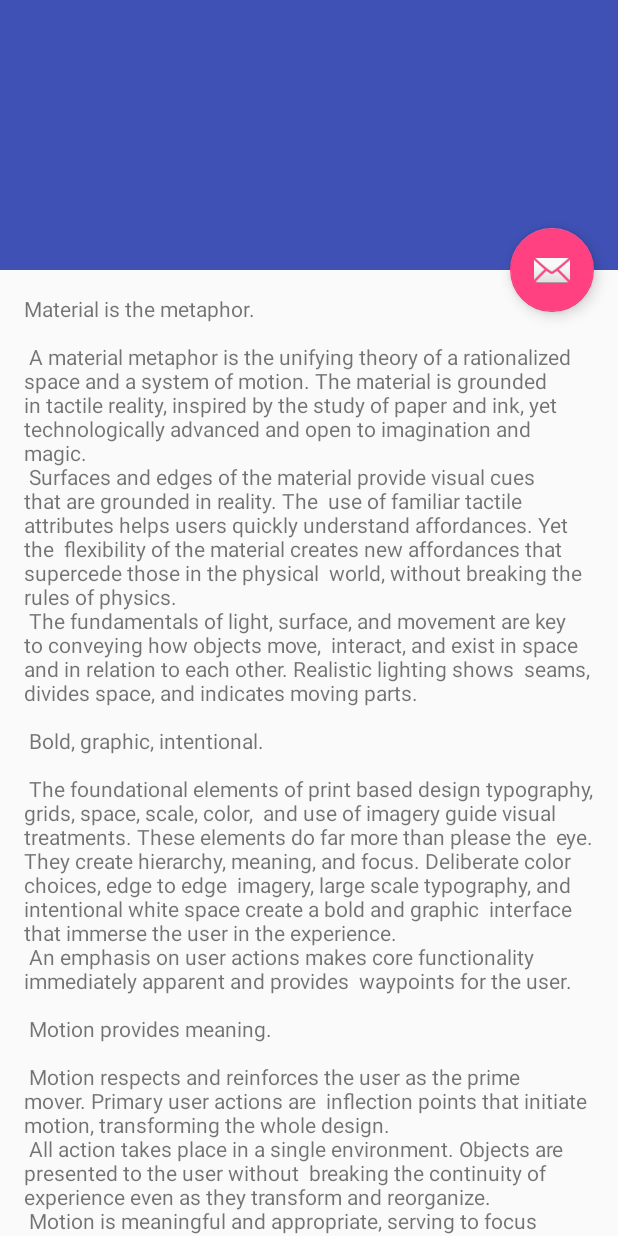
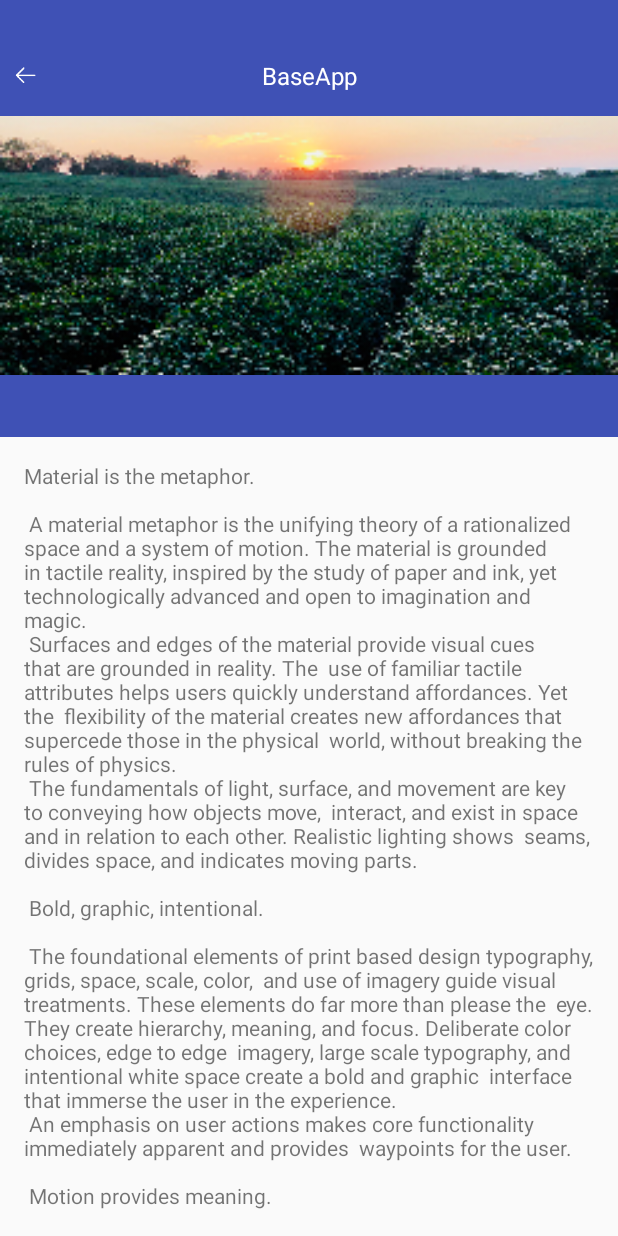
Before and after one commit to huifang1987/baseapp, an Android app: the layout fragment_gank.xml on its own in the app's theme, with its tools: preview values and no code run, on a phone screen of 412 x 824 dp. Run offline under Robolectric (Android 15) with nearby library versions, the phone set to English and light mode, and no system bars.

Commit message:
增加AppBarLayout

```diff
--- a/app/src/main/res/layout/fragment_gank.xml
+++ b/app/src/main/res/layout/fragment_gank.xml
@@ -10,8 +10,7 @@
   <android.support.design.widget.AppBarLayout
     android:id="@+id/app_bar"
     android:layout_width="match_parent"
-    android:layout_height="@dimen/app_bar_height"
-    android:theme="@style/AppTheme.AppBarOverlay">
+    android:layout_height="wrap_content">
 
     <android.support.design.widget.CollapsingToolbarLayout
       android:id="@+id/toolbar_layout"
@@ -21,25 +20,47 @@
       app:layout_scrollFlags="scroll|exitUntilCollapsed"
       app:toolbarId="@+id/toolbar">
 
+      <LinearLayout
+        android:layout_width="match_parent"
+        android:layout_height="wrap_content"
+        android:orientation="vertical">
+
+        <ImageView
+          android:id="@+id/banner"
+          android:layout_width="match_parent"
+          android:layout_height="250dp"
+          android:scaleType="fitXY"
+          android:src="@mipmap/dog"
+          app:layout_collapseMode="parallax"
+          app:layout_collapseParallaxMultiplier="0.5"/>
+
+        <android.support.design.widget.TabLayout
+          android:id="@+id/tabs"
+          android:layout_width="match_parent"
+          android:layout_height="41dp"
+          app:tabBackground="@color/colorPrimary"
+          app:tabGravity="fill"
+          app:tabIndicatorHeight="0dp"
+          app:tabSelectedTextColor="@android:color/darker_gray"
+          app:tabTextColor="@android:color/white"/>
+
+      </LinearLayout>
+
       <android.support.v7.widget.Toolbar
         android:id="@+id/toolbar"
         android:layout_width="match_parent"
-        android:layout_height="?attr/actionBarSize"
+        android:layout_height="wrap_content"
+        android:background="@color/transparent"
         app:layout_collapseMode="pin"
-        app:popupTheme="@style/AppTheme.PopupOverlay" />
+        app:contentInsetLeft="0dp"
+        app:contentInsetStart="0dp">
 
+        <include layout="@layout/layout_custom_tool_bar" />
+
+      </android.support.v7.widget.Toolbar>
     </android.support.design.widget.CollapsingToolbarLayout>
   </android.support.design.widget.AppBarLayout>
 
-  <include layout="@layout/content_gank_fragment" />
-
-  <android.support.design.widget.FloatingActionButton
-    android:id="@+id/fab"
-    android:layout_width="wrap_content"
-    android:layout_height="wrap_content"
-    android:layout_margin="@dimen/fab_margin"
-    app:layout_anchor="@id/app_bar"
-    app:layout_anchorGravity="bottom|end"
-    app:srcCompat="@android:drawable/ic_dialog_email" />
+  <include layout="@layout/content_gank_fragment"/>
 
 </android.support.design.widget.CoordinatorLayout>
--- a/app/src/main/res/layout/fragment_home.xml
+++ b/app/src/main/res/layout/fragment_home.xml
@@ -9,7 +9,6 @@
 
     <TextView
         android:id="@+id/tv"
-        android:layout_below="@id/toolbar"
         android:layout_width="match_parent"
         android:layout_height="match_parent"
         android:text="Hello World!"/>
--- a/app/src/main/res/values/colors.xml
+++ b/app/src/main/res/values/colors.xml
@@ -3,4 +3,5 @@
     <color name="colorPrimary">#3F51B5</color>
     <color name="colorPrimaryDark">#303F9F</color>
     <color name="colorAccent">#FF4081</color>
+    <color name="transparent">#00000000</color>
 </resources>
```
Also changed, not shown: app/src/main/java/cn/wostore/baseapp/ui/fragment/GankFragment.java (+57 -11 lines), app/src/main/java/cn/wostore/baseapp/utils/CommonUtil.java (added, +29 -0 lines), app/src/main/res/mipmap-xxhdpi/dog.png (added), app/src/main/res/mipmap-xxhdpi/icon_category.png (added).
